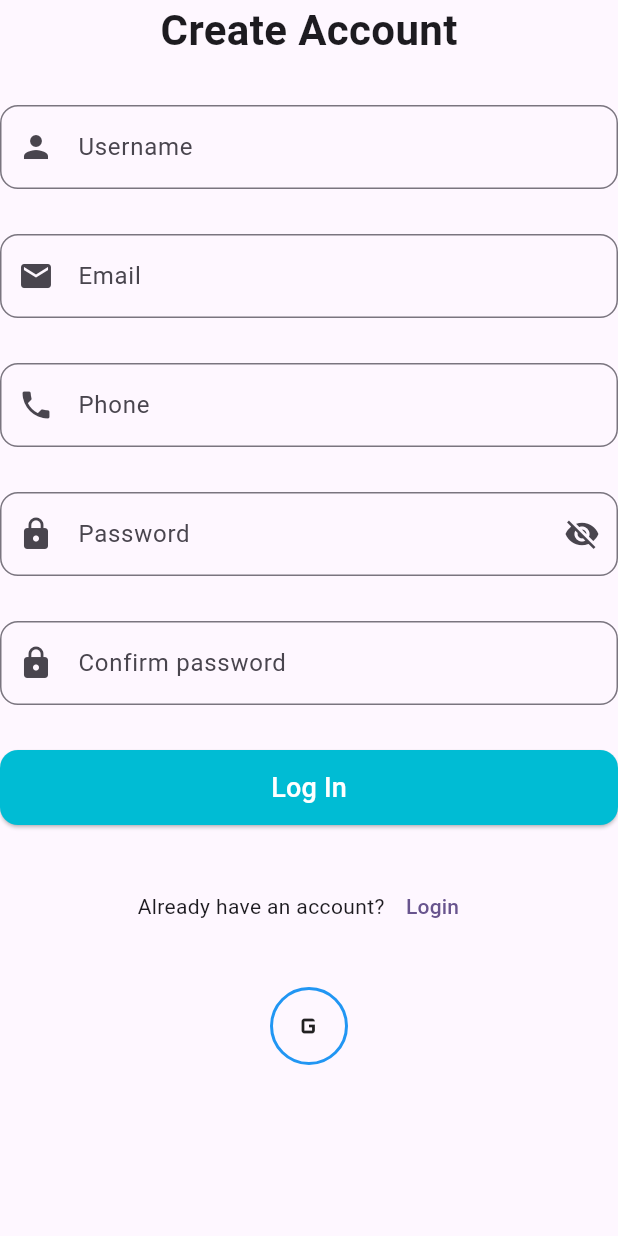
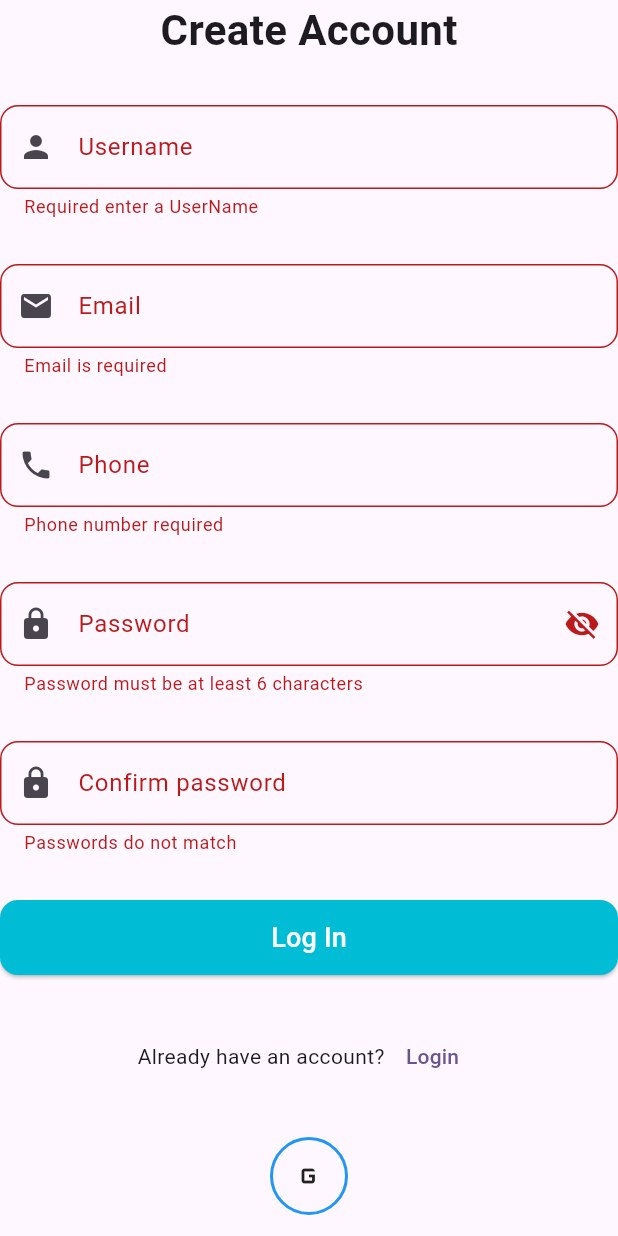
Before and after one commit to CijilCJ/comic_store, a Flutter app: the SignUpScreen screen opened directly, after a tap on "Log In", on a phone screen of 412 x 824 dp. Run offline on Flutter 3.47's test engine with Material 3 defaults, Android fonts, the phone set to English and light mode, and no system bars; our stand-ins replace image_picker, supabase_flutter; accounts and stored records are empty.

Commit message:
sixth commit

```diff
--- a/lib/user/view/profile_screen.dart
+++ b/lib/user/view/profile_screen.dart
@@ -41,9 +41,9 @@ class _ProfileScreenState extends State<ProfileScreen> {
               children:[
                 CircleAvatar(
                 radius: 60,
-                backgroundImage: profile.profileImage != null
-                    ? FileImage(profile.profileImage!)
-                    : const AssetImage("") as ImageProvider,
+                // backgroundImage: profile.profileImage != null
+                //     ? FileImage(profile.profileImage!)
+                //     : const AssetImage("") as ImageProvider,
 
               ),
               Padding(
--- a/lib/user/view/sign_up_screen.dart
+++ b/lib/user/view/sign_up_screen.dart
@@ -288,153 +288,10 @@
 //     );
 //   }
 
-//   bool validatePhone(String phone) {
-//     final phonePattern = RegExp(r'^\+?[0-9]{10,15}$');
-//     return phonePattern.hasMatch(phone);
-//   }
 
-//   Future<void> signUp() async {
-//     if (_formKey.currentState!.validate()) return;
-//     if (passwordController.text.trim() !=
-//         confirmPasswordController.text.trim()) {
-//       ScaffoldMessenger.of(
-//         context,
-//       ).showSnackBar(SnackBar(content: Text("Passwords do not match")));
-//     }
-//     setState(() => isLoading = true);
 
-//   }
-// }
-//   try {
-//     final response = Supabase.instance.client.auth.signInWithPassword(password: passwordController.text.trim(),email: emailController.text);
-//     if (response.user != null) {
-//       ScaffoldMessenger.of(context).showSnackBar(
-//         SnackBar(content: Text("Account created! Please verify your email.")),
-//       );
-//       Navigator.pushReplacement(
-//         context,
-//         MaterialPageRoute(builder: (_) => LogInScreen()),
-//       );
 
-//   } catch (e) {
 
-//   }
-// }
-
-// Future<void> _signUp() async {
-//     final response =await Supabase.instance.client.auth.signUp(
-//       email: emailController.text.trim(),
-//       password: passwordController.text.trim(),
-//     );
-//     if (response.user != null) {
-//       ScaffoldMessenger.of(context).showSnackBar(
-//         SnackBar(content: Text("Account created! Please verify your email.")),
-//       );
-//       Navigator.pushReplacement(
-//         context,
-//         MaterialPageRoute(builder: (_) => LogInScreen()),
-//       );
-//     }
-//   }
-//   try {
-//     final response = await Supabase.instance.client.auth.signUp(
-//       email: emailController.text.trim(),
-//       password: passwordController.text.trim(),
-//       data: {
-//         "username": userNameController.text.trim(),
-//         "phone": phoneController.text.trim(),
-//         "role": "user",
-//       },
-//     );
-//     if (response.user != null) {
-//       ScaffoldMessenger.of(context).showSnackBar(
-//         SnackBar(content: Text("Account created! Please verify your email.")),
-//       );
-//       Navigator.pushReplacement(
-//         context,
-//         MaterialPageRoute(builder: (_) => LogInScreen()),
-//       );
-//     }
-//   } on AuthException catch (e) {
-//     ScaffoldMessenger.of(
-//       context,
-//     ).showSnackBar(SnackBar(content: Text(e.message)));
-//   } finally {
-//     setState(() => isLoading = false);
-//   }
-
-// Sign Up =>
-// import 'package:flutter/material.dart';
-// import 'package:provider/provider.dart';
-// import '../controller/auth_controller.dart';
-
-// class SignUpPage extends StatelessWidget {
-//   SignUpPage({super.key});
-
-//   final emailCtrl = TextEditingController();
-//   final passCtrl = TextEditingController();
-
-//   @override
-//   Widget build(BuildContext context) {
-//     final auth = Provider.of<AuthController>(context);
-
-//     return Scaffold(
-//       appBar: AppBar(title: Text("Sign Up")),
-//       body: Padding(
-//         padding: const EdgeInsets.all(16.0),
-//         child: Column(
-//           children: [
-
-//             TextField(
-//               controller: emailCtrl,
-//               decoration: InputDecoration(
-//                 labelText: "Email",
-//                 border: OutlineInputBorder(),
-//               ),
-//             ),
-
-//             SizedBox(height: 12),
-
-//             TextField(
-//               controller: passCtrl,
-//               decoration: InputDecoration(
-//                 labelText: "Password",
-//                 border: OutlineInputBorder(),
-//               ),
-//               obscureText: true,
-//             ),
-
-//             SizedBox(height: 20),
-
-//             auth.isLoading
-//                 ? CircularProgressIndicator()
-//                 : ElevatedButton(
-//                     onPressed: () async {
-//                       bool success = await auth.register(
-//                         emailCtrl.text.trim(),
-//                         passCtrl.text.trim(),
-//                       );
-
-//                       if (success) {
-//                         ScaffoldMessenger.of(context).showSnackBar(
-//                           SnackBar(content: Text("Account Created")),
-//                         );
-
-//                         Navigator.pop(context);
-//                       } else {
-//                         ScaffoldMessenger.of(context).showSnackBar(
-//                           SnackBar(content: Text(auth.errorMsg ?? "Failed")),
-//                         );
-//                       }
-//                     },
-//                     child: Text("Create Account"),
-//                   )
-//           ],
-//         ),
-//       ),
-//     );
-//   }
-// }
 
 import 'package:comic_world/controller/authentication_controller.dart';
 import 'package:comic_world/user/view/bottom_nav_bar.dart';
@@ -442,6 +299,7 @@ import 'package:comic_world/user/view/log_in_screen.dart';
 import 'package:comic_world/user/widgets/textfield.dart';
 import 'package:flutter/material.dart';
 import 'package:provider/provider.dart';
+import 'package:supabase_flutter/supabase_flutter.dart';
 
 class SignUpScreen extends StatefulWidget {
   const SignUpScreen({super.key});
@@ -451,6 +309,8 @@ class SignUpScreen extends StatefulWidget {
 }
 
 class _SignUpScreenState extends State<SignUpScreen> {
+  final _formKey = GlobalKey<FormState>();
+
   final userNameController = TextEditingController();
   final emailController = TextEditingController();
   final phoneController = TextEditingController();
@@ -477,7 +337,66 @@ class _SignUpScreenState extends State<SignUpScreen> {
   }
 
   Future<void>_signUp()async{
+  if (!_formKey.currentState!.validate()) return;
 
+  setState(() => isLoading = true);
+
+    if(userNameController.text.isEmpty||
+    emailController.text.isEmpty||
+    phoneController.text.isEmpty||
+    passwordController.text.isEmpty||
+    confirmPasswordController.text.isEmpty
+    ){
+      ScaffoldMessenger.of(context).showSnackBar(
+      SnackBar(content: Text("Please fill all fields")),
+    );
+    return;
+    }
+    try {
+      final supabase = Supabase.instance.client;
+      final authResponse = await supabase.auth.signUp(
+      email: emailController.text.trim(),
+      password: passwordController.text.trim(),
+    );
+    final user = authResponse.user;
+
+   final response= await supabase.from('user_table').insert({
+      'id': user!.id,
+      'name': userNameController.text.trim(),
+      'email': emailController.text.trim(),
+      'phone': phoneController.text.trim(),
+      'role': 'user',
+    });
+    Navigator.pushReplacement(context, MaterialPageRoute(builder: (_)=>BottomNavBar()));
+    if (response.user != null) {
+      if (response.user!.identities!.isEmpty) {
+
+        ScaffoldMessenger.of(context).showSnackBar(
+          SnackBar(content: Text("User already exists. Try login.")),
+        );
+      } else {
+        ScaffoldMessenger.of(context).showSnackBar(
+          SnackBar(content: Text("Account created! Please verify your email.")),
+        );
+        Navigator.pushReplacement(
+          context,
+          MaterialPageRoute(builder: (_) => LogInScreen()),
+        );
+      }
+    }
+  } on AuthException catch (e) {
+    ScaffoldMessenger.of(context).showSnackBar(
+      SnackBar(content: Text("Sign Up is faild.Try again")),
+    );
+    print(e.message);
+  } catch (e) {
+    ScaffoldMessenger.of(context).showSnackBar(
+      SnackBar(content: Text("Something went wrong. Try again.")),
+    );
+     print(e.toString());
+  }finally{
+    setState(() => isLoading = false);
+    }
   }
 
   Widget build(BuildContext context) {
@@ -492,6 +411,7 @@ class _SignUpScreenState extends State<SignUpScreen> {
               style: TextStyle(fontSize: 28, fontWeight: FontWeight.bold),
             ),
             Form(
+              key: _formKey,
               child: Column(
                 spacing: 30,
                 children: [
@@ -504,16 +424,19 @@ class _SignUpScreenState extends State<SignUpScreen> {
                         borderRadius: BorderRadius.circular(12),
                       ),
                     ),
-                    validator: (v) => v!.isEmpty ? "Required" : null,
+                    validator: (v) => v!.isEmpty ? "Required enter a UserName" : null,
                   ),
 
-                  textFormField(emailController, "Email", Icons.email, (value) {
+                  textFormField(
+                    emailController, "Email", Icons.email,
+                    (value) {
                     if (value!.trim().isEmpty) return "Email is required";
                     final emailRegex = RegExp(r'@gmail.com');
                     return emailRegex.hasMatch(value.trim())
                         ? null
                         : "Enter a valid email (example@gmail.com)";
-                  }),
+                  }
+                  ),
 
                   TextFormField(
                     controller: phoneController,
@@ -525,12 +448,20 @@ class _SignUpScreenState extends State<SignUpScreen> {
                       ),
                     ),
                     validator:
-                        (v) =>
-                            v!.trim().isEmpty
-                                ? "Phone number required"
-                                : validatePhone(v.trim())
-                                ? "Enter valid phone (Ex: +91XXXXXXXXXX)"
-                                : null,
+                        (v) {
+                          if (v==null||v.isEmpty) {
+                            return "Phone number required";
+                          }else if(v.length<10){
+                            return "Enter valid phone (Ex: +91XXXXXXXXXX)";
+                          }else{
+                            return null;
+                          }
+                        }
+                            // v!.trim().isEmpty
+                            //     ? "Phone number required"
+                            //     : validatePhone(v.trim())
+                            //     ? "Enter valid phone (Ex: +91XXXXXXXXXX)"
+                            //     : null,
                   ),
 
                   TextFormField(
@@ -550,10 +481,16 @@ class _SignUpScreenState extends State<SignUpScreen> {
                       ),
                     ),
                     validator:
-                        (v) =>
-                            v!.length < 6
-                            ? "Password must be at least 6 characters"
-                            : null,
+                        (v) {
+                          if (v==null||v.isEmpty||v.length<6) {
+                            return "Password must be at least 6 characters";
+                          } else {
+                            return null;
+                          }
+                        }
+                            // v!.length < 6
+                            // ? "Password must be at least 6 characters"
+                            // : null,
                   ),
                   TextFormField(
                     controller: confirmPasswordController,
@@ -566,16 +503,22 @@ class _SignUpScreenState extends State<SignUpScreen> {
                       ),
                     ),
                     validator:
-                        (v) =>
-                            v != passwordController.text
-                                ? "Passwords do not match"
-                                : null,
+                        (v) {
+                          if (v==null||v.isEmpty||v!=passwordController.text) {
+                            return "Passwords do not match";
+                          } else {
+                            return null;
+                          }
+                        }
+                            // v != passwordController.text
+                            //     ? "Passwords do not match"
+                            //     : null,
                   ),
                   SizedBox(
                     width: double.infinity,
                     height: 50,
                     child: ElevatedButton(
-                      onPressed: isLoading ? null : _signUp,
+                      onPressed: isLoading ? null :_signUp,
                       style: ElevatedButton.styleFrom(
                         backgroundColor: Colors.cyan,
                         shape: RoundedRectangleBorder(
@@ -584,7 +527,7 @@ class _SignUpScreenState extends State<SignUpScreen> {
                       ),
                       child:
                           isLoading
-                              ? CircularProgressIndicator(color: Colors.white)
+                              ? CircularProgressIndicator()
                               : Text(
                                 "Log In",
                                 style: TextStyle(
--- a/pubspec.yaml
+++ b/pubspec.yaml
@@ -63,9 +63,9 @@ flutter:
 
   # To add assets to your application, add an assets section, like this:
   # assets:
-    # - C:\Users\CYRIL T VARGHESE\OneDrive\Desktop\anime_comic\comic_world\lib\image
+  # - C:\Users\CYRIL T VARGHESE\OneDrive\Desktop\anime_comic\comic_world\lib\image
   # - lib/channels4_profile.jpg
-  #   - images/a_dot_ham.jpeg
+  # - images/a_dot_ham.jpeg
 
   # An image asset can refer to one or more resolution-specific "variants", see
   # https://flutter.dev/to/resolution-aware-images
```
Also changed, not shown: lib/model/comic_model.dart (+4 -4 lines), lib/model/user_data.dart (+4 -4 lines), lib/user/view/favourite_screen.dart (+5 -15 lines), lib/user/view/home_screen.dart (+10 -13 lines), lib/user/view/slpash_Screen.dart (+9 -4 lines).
